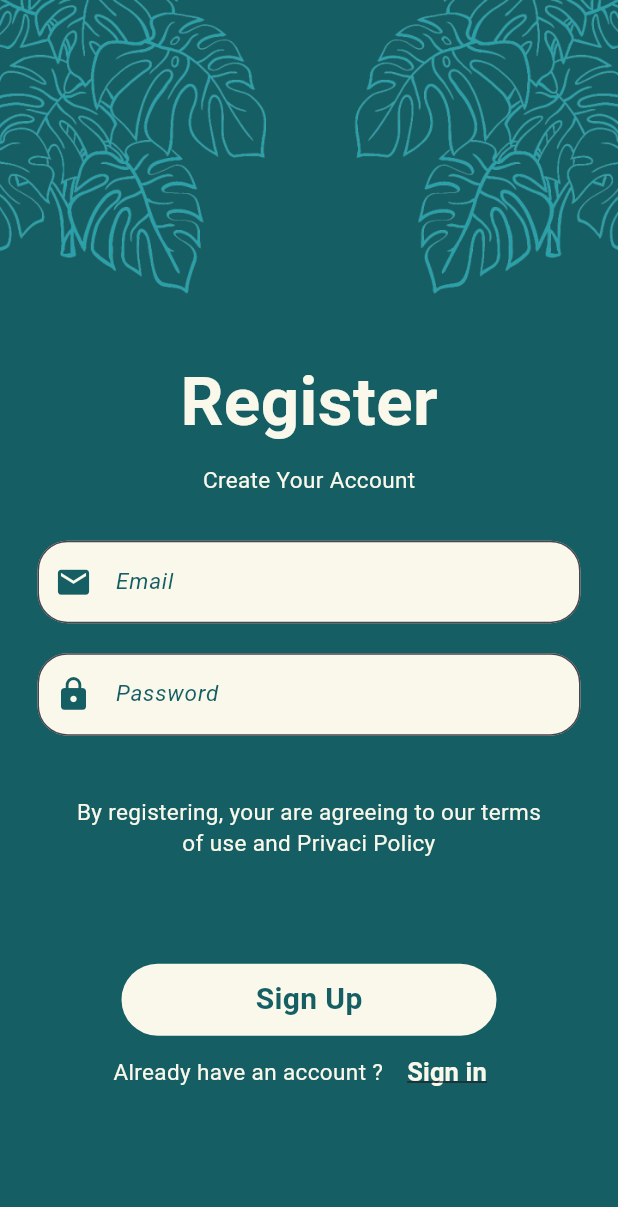
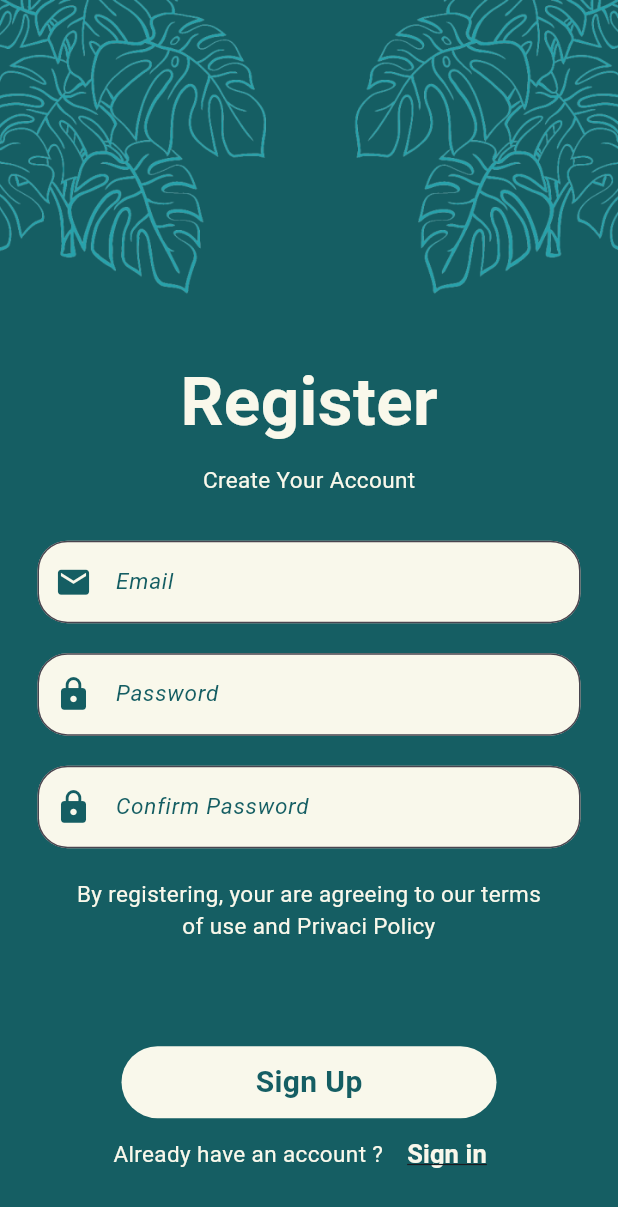
Before and after one commit to Billyode03/flutter_LaOdeNaubillHudaAshara_Mini_Project, a Flutter app: the screen it shows after launch, on a phone screen of 412 x 824 dp. Shown: the top 1207 px of the screen. Run offline on Flutter 3.47's test engine with Material 3 defaults, Android fonts, the phone set to English and light mode, and no system bars; our stand-ins replace animated_splash_screen, another_flutter_splash_screen, carousel_slider, firebase_auth, firebase_core, google_fonts and 3 more; accounts and stored records are empty; project files that could hold a hidden picture were left out.

Commit message:
Solve Promb Regist Page

```diff
--- a/My_Mini_Project/green_garden_app/lib/auth/register/register_page.dart
+++ b/My_Mini_Project/green_garden_app/lib/auth/register/register_page.dart
@@ -30,19 +30,13 @@ class _RegisterPageState extends State<RegisterPage> {
     super.dispose();
   }
 
-  // Future _signUp() async {
-  //   if (passwordConfirmed()) {
-  //     await FirebaseAuth.instance.createUserWithEmailAndPassword(
-  //       email: _emailController.text.trim(),
-  //       password: _passwordController.text.trim(),
-  //     );
-  //   }
-  // }
   Future _signUp() async {
-    await FirebaseAuth.instance.createUserWithEmailAndPassword(
-      email: _emailController.text.trim(),
-      password: _passwordController.text.trim(),
-    );
+    if (passwordConfirmed()) {
+      await FirebaseAuth.instance.createUserWithEmailAndPassword(
+        email: _emailController.text.trim(),
+        password: _passwordController.text.trim(),
+      );
+    }
   }
 
   bool passwordConfirmed() {
@@ -104,14 +98,14 @@ class _RegisterPageState extends State<RegisterPage> {
             SizedBox(
               height: 20,
             ),
-            // Padding(
-            //   padding: const EdgeInsets.symmetric(horizontal: 25),
-            //   child: ReusableWidgetTextField(
-            //       controller: _confirmPassController,
-            //       hintText: 'Confirm Password',
-            //       prefixIcon: IconConstant.passwordIcon,
-            //       enable: true),
-            // ),
+            Padding(
+              padding: const EdgeInsets.symmetric(horizontal: 25),
+              child: ReusableWidgetTextField(
+                  controller: _confirmPassController,
+                  hintText: 'Confirm Password',
+                  prefixIcon: IconConstant.passwordIcon,
+                  enable: true),
+            ),
             SizedBox(
               height: 20,
             ),
@@ -128,8 +122,8 @@ class _RegisterPageState extends State<RegisterPage> {
             ),
             Center(
               child: ReusableButtonSubmit(
-                  onTap: () {
-                    _signUp();
+                  onTap: () async {
+                    await _signUp();
                     Navigator.push(
                       context,
                       MaterialPageRoute(
```
